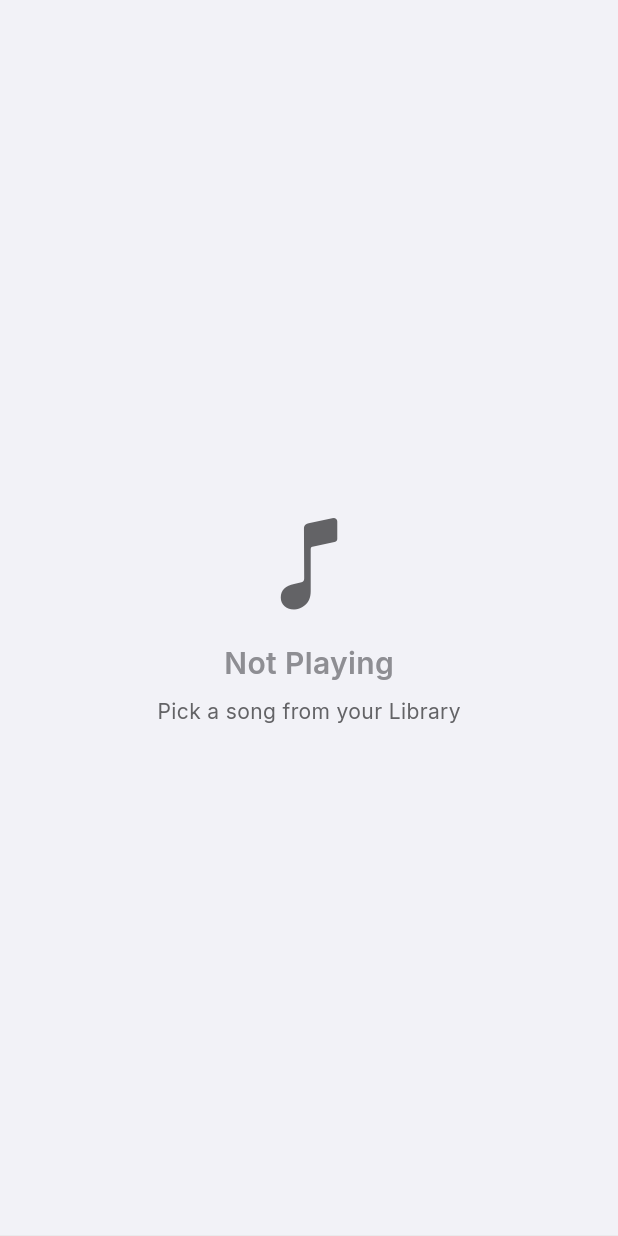
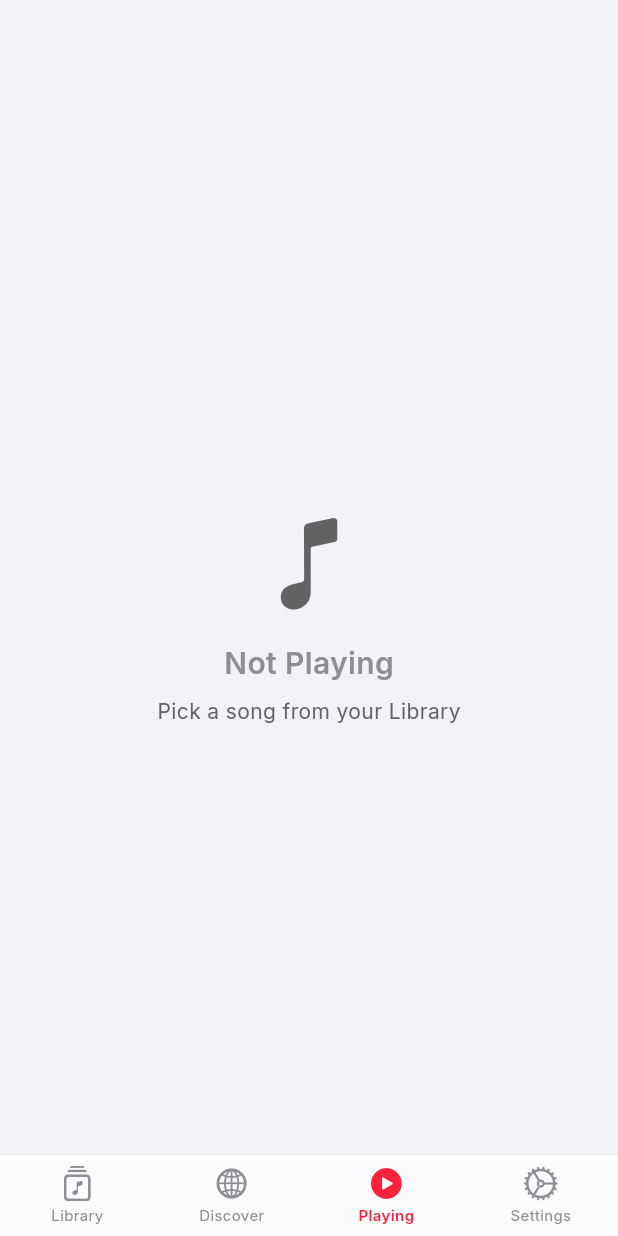
Before and after one commit to eduardojrdeveloper-git/LuminaPro, a Flutter app: the screen it shows after launch, item 3 of the bottom bar chosen, on a phone screen of 412 x 824 dp. Run offline on Flutter 3.47's test engine with Material 3 defaults, Android fonts, the phone set to English and light mode, and no system bars; our stand-ins replace cached_network_image, connectivity_plus, device_info_plus, dynamic_color, file_picker, flutter_cache_manager and 15 more; missing offline and left inert: dart:ffi, ffmpeg_kit_flutter, ffmpeg_kit_flutter_new_full, fftea, googleapis, metadata_god and 1 more; accounts and stored records are empty; statements that could not run were skipped; project files that could hold a hidden picture were left out.

Commit message:
feat: permanent Taskbar, persistent local metadata, and improved GDrive sync logic

```diff
--- a/lib/main.dart
+++ b/lib/main.dart
@@ -240,12 +240,10 @@ class MainNavigationState extends State<MainNavigation> with WidgetsBindingObser
           ),
 
           // ── Bottom Nav Bar ──────────────────────────────────────────────
-          AnimatedPositioned(
-            duration: const Duration(milliseconds: 500),
-            curve: Curves.easeOutQuart,
+          Positioned(
             left: 0,
             right: 0,
-            bottom: _currentIndex == 2 ? -(54.0 + safeBottom) : 0,
+            bottom: 0,
             child: _buildNavBar(isDark),
           ),
         ],
--- a/lib/services/library_service.dart
+++ b/lib/services/library_service.dart
@@ -177,6 +177,18 @@ class LibraryService {
         }
       }
 
+      // Load persisted local songs
+      final localSongsJson = prefs.getString('local_songs');
+      if (localSongsJson != null) {
+        try {
+          final List<dynamic> decoded = jsonDecode(localSongsJson);
+          _localSongsCache = decoded.map((e) => AudioFile.fromJson(e as Map<String, dynamic>)).toList();
+          if (_localSongsCache.isNotEmpty) _hasInitialScanCompleted = true;
+        } catch (e) {
+          debugPrint('LibraryService: Failed to decode local_songs: $e');
+        }
+      }
+
       final docDir = await getApplicationDocumentsDirectory();
       if (_includePaths.isEmpty) {
         _includePaths = [docDir.path];
@@ -229,6 +241,16 @@ class LibraryService {
       await prefs.setString('drive_songs', encoded);
     } catch (e) {
       debugPrint('LibraryService: _saveDriveSongs error: $e');
+    }
+  }
+
+  static Future<void> _saveLocalSongs() async {
+    try {
+      final prefs = await SharedPreferences.getInstance();
+      final encoded = jsonEncode(_localSongsCache.map((e) => e.toJson()).toList());
+      await prefs.setString('local_songs', encoded);
+    } catch (e) {
+      debugPrint('LibraryService: _saveLocalSongs error: $e');
     }
   }
 
@@ -558,8 +580,12 @@ class LibraryService {
 
         processed++;
 
-        // Notify UI every 5 songs to avoid constant rebuilds, or if it's the last one
+        // Update progress notifier
+        indexProgressNotifier.value = processed / _localSongsCache.length;
+
+        // Save progressively and notify UI every 5 songs
         if (processed % 5 == 0 || i == _localSongsCache.length - 1) {
+          _saveLocalSongs();
           libraryUpdateNotifier.value++;
         }
       } catch (e) {
@@ -567,13 +593,15 @@ class LibraryService {
       }
 
       // Yield to the event loop so the UI doesn't freeze
-      await Future.delayed(const Duration(milliseconds: 10));
+      await Future.delayed(const Duration(milliseconds: 5));
     }
 
+    // Final save
+    await _saveLocalSongs();
+
     isIndexingNotifier.value = false;
+    indexProgressNotifier.value = 0;
+    indexCurrentFileNotifier.value = '';
     _isBackgroundIndexing = false;
-    if (processed > 0 && processed % 5 != 0) {
-      libraryUpdateNotifier.value++;
-    }
   }
 }
--- a/lib/ui/player_screen.dart
+++ b/lib/ui/player_screen.dart
@@ -453,7 +453,7 @@ class _PlayerScreenState extends State<PlayerScreen>
                               ),
                             ],
                           ),
-                          const SizedBox(height: 20),
+                          const SizedBox(height: 80), // Increased spacing for Taskbar
                         ],
                       ),
                     ),
```
